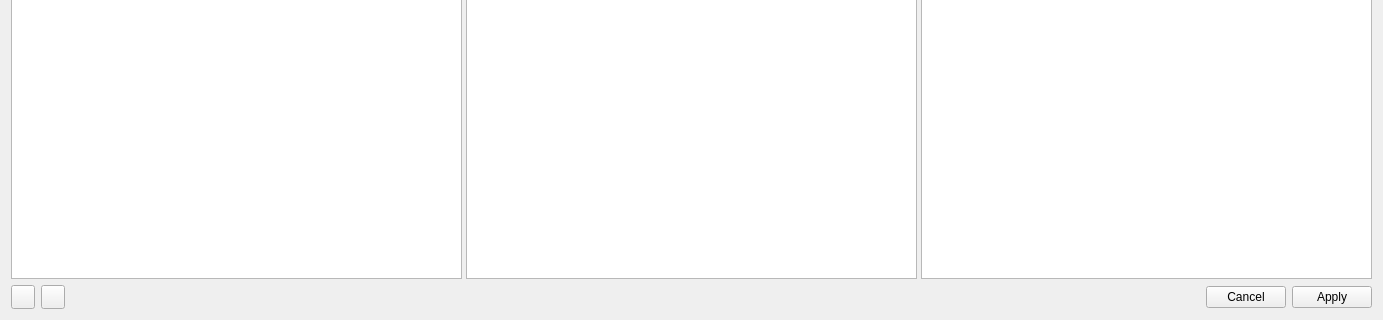
This is som_gui/module/attribute_import/qt/Widget.ui in c-mellueh/SOM-Toolkit as Qt 5 draws it before an edit; both pictures show x 0 to 1383 and y 511 to 831 of the 1383 by 831 pixel window. The edited form follows.
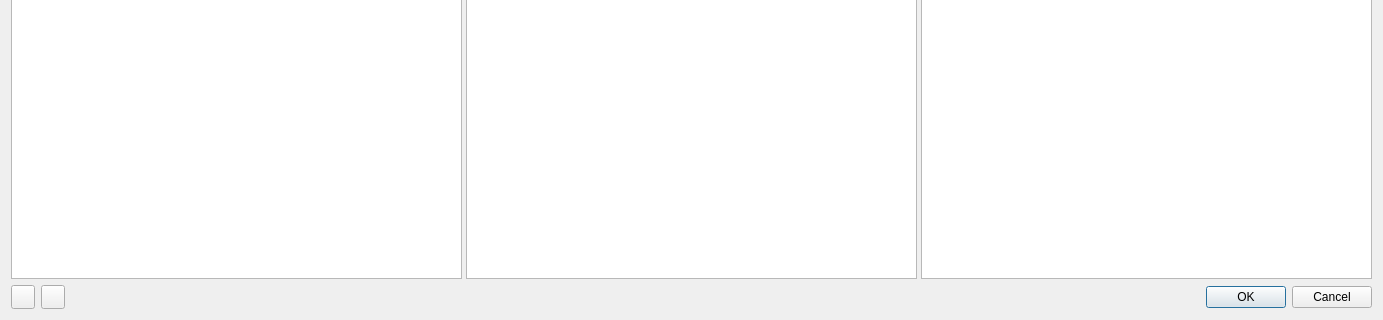
This is the edited form. Icons and pictures are not drawn. Custom widgets are drawn as their Qt base class.

Commit message: accept to ok button so that accept.connect works

The edit to the form file:
```diff
--- a/som_gui/module/attribute_import/qt/Widget.ui
+++ b/som_gui/module/attribute_import/qt/Widget.ui
@@ -350,7 +350,7 @@
      <item>
       <widget class="QDialogButtonBox" name="buttonBox">
        <property name="standardButtons">
-        <set>QDialogButtonBox::StandardButton::Apply|QDialogButtonBox::StandardButton::Cancel</set>
+        <set>QDialogButtonBox::StandardButton::Cancel|QDialogButtonBox::StandardButton::Ok</set>
        </property>
       </widget>
      </item>
```
The commit also changes 4 other files.
